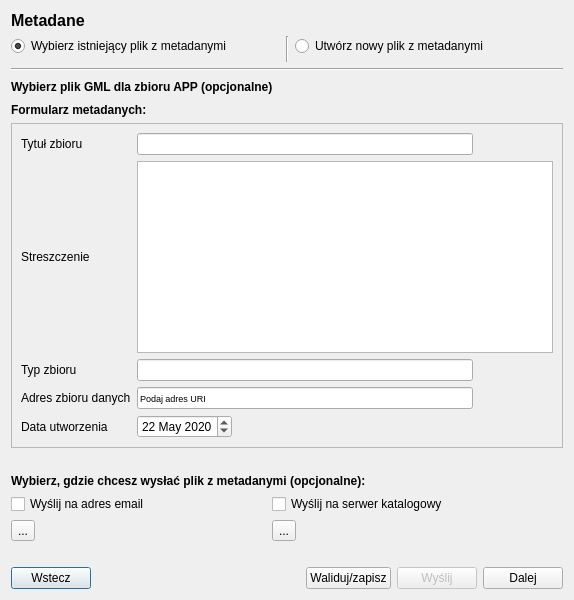
This is modules/metadata/views/ui/metadane_dialog_base.ui in envirosolutionspl/wtyczka_qgis_app as Qt 5 draws it before an edit. The edited form follows.
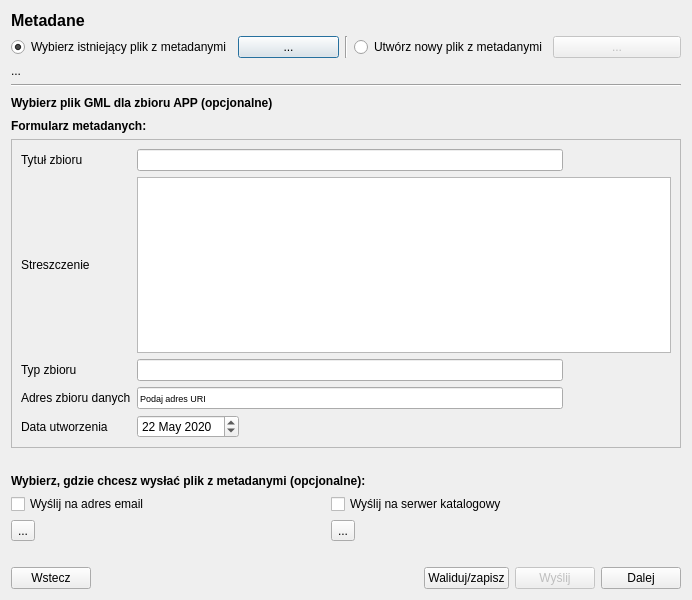
This is the edited form. Custom widgets are drawn as their Qt base class.

Commit message: Metadane - zmiana wgrywania/tworzenia metadanych.

```diff
--- a/modules/metadata/views/ui/metadane_dialog_base.ui
+++ b/modules/metadata/views/ui/metadane_dialog_base.ui
@@ -6,7 +6,7 @@
    <rect>
     <x>0</x>
     <y>0</y>
-    <width>574</width>
+    <width>692</width>
     <height>600</height>
    </rect>
   </property>
@@ -38,8 +38,8 @@
      <item>
       <layout class="QHBoxLayout" name="horizontalLayout">
        <item>
-        <layout class="QVBoxLayout" name="verticalLayout_2">
-         <item>
+        <layout class="QGridLayout" name="gridLayout_4">
+         <item row="0" column="0">
           <widget class="QRadioButton" name="existingMetadata_radioButton">
            <property name="font">
             <font>
@@ -55,8 +55,12 @@
            </property>
           </widget>
          </item>
-         <item>
-          <widget class="QgsFileWidget" name="chooseFile_widget"/>
+         <item row="0" column="1">
+          <widget class="QPushButton" name="chooseFile_widget">
+           <property name="text">
+            <string>...</string>
+           </property>
+          </widget>
          </item>
         </layout>
        </item>
@@ -68,8 +72,18 @@
         </widget>
        </item>
        <item>
-        <layout class="QVBoxLayout" name="verticalLayout_3">
-         <item>
+        <layout class="QGridLayout" name="gridLayout_5">
+         <item row="0" column="1">
+          <widget class="QPushButton" name="newFile_widget">
+           <property name="enabled">
+            <bool>false</bool>
+           </property>
+           <property name="text">
+            <string>...</string>
+           </property>
+          </widget>
+         </item>
+         <item row="0" column="0">
           <widget class="QRadioButton" name="newMetadata_radioButton">
            <property name="enabled">
             <bool>true</bool>
@@ -79,17 +93,17 @@
            </property>
           </widget>
          </item>
-         <item>
-          <widget class="QgsFileWidget" name="newFile_widget">
-           <property name="enabled">
-            <bool>false</bool>
-           </property>
-          </widget>
-         </item>
         </layout>
        </item>
       </layout>
      </item>
+     <item>
+      <widget class="QLabel" name="file_lbl">
+       <property name="text">
+        <string>...</string>
+       </property>
+      </widget>
+     </item>
      <item>
       <widget class="Line" name="horizontal_line">
        <property name="orientation">
@@ -159,8 +173,8 @@
          <rect>
           <x>0</x>
           <y>0</y>
-          <width>558</width>
-          <height>359</height>
+          <width>666</width>
+          <height>253</height>
          </rect>
         </property>
         <layout class="QGridLayout" name="gridLayout_2">
```
The commit also changes 2 other files.
